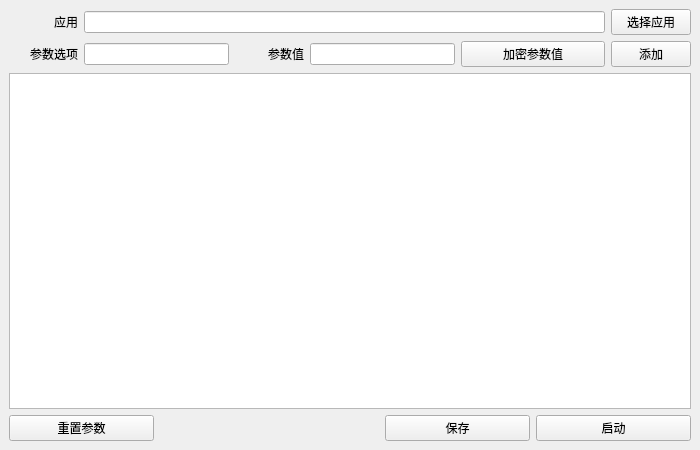
Old version of the form AppShell/mainwindow.ui in the repository 1219774571/AppShell.
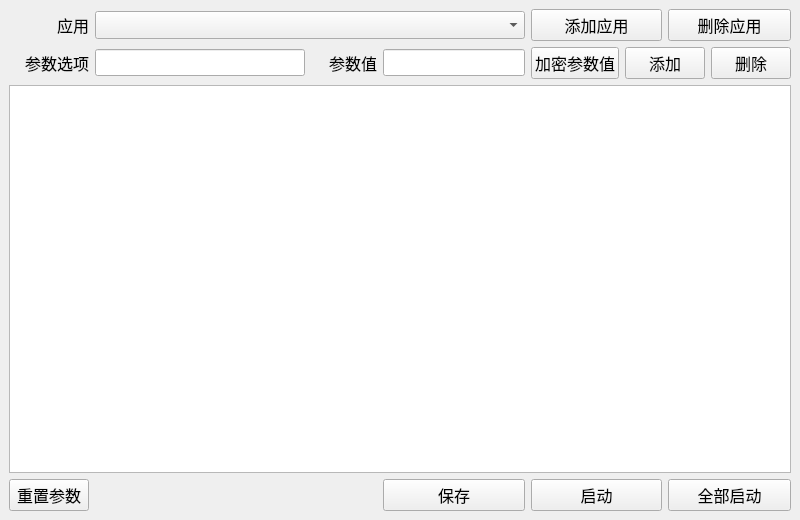
New version of the form.

Patch:
```diff
--- a/AppShell/mainwindow.ui
+++ b/AppShell/mainwindow.ui
@@ -6,10 +6,15 @@
    <rect>
     <x>0</x>
     <y>0</y>
-    <width>700</width>
-    <height>450</height>
+    <width>800</width>
+    <height>520</height>
    </rect>
   </property>
+  <property name="font">
+   <font>
+    <pointsize>13</pointsize>
+   </font>
+  </property>
   <property name="windowTitle">
    <string>AppShell</string>
   </property>
@@ -17,6 +22,11 @@
    <layout class="QGridLayout" name="gridLayout">
     <item row="0" column="0">
      <widget class="QLabel" name="AppLabel">
+      <property name="font">
+       <font>
+        <pointsize>12</pointsize>
+       </font>
+      </property>
       <property name="text">
        <string>应用</string>
       </property>
@@ -25,18 +35,25 @@
       </property>
      </widget>
     </item>
-    <item row="0" column="1" colspan="7">
-     <widget class="QLineEdit" name="AppText"/>
-    </item>
-    <item row="0" column="8">
-     <widget class="QPushButton" name="SelectApp">
+    <item row="0" column="8" colspan="2">
+     <widget class="QPushButton" name="DelApp">
+      <property name="font">
+       <font>
+        <pointsize>12</pointsize>
+       </font>
+      </property>
       <property name="text">
-       <string>选择应用</string>
+       <string>删除应用</string>
       </property>
      </widget>
     </item>
     <item row="1" column="0">
      <widget class="QLabel" name="ArgsOptionLabel">
+      <property name="font">
+       <font>
+        <pointsize>12</pointsize>
+       </font>
+      </property>
       <property name="text">
        <string>参数选项</string>
       </property>
@@ -45,11 +62,22 @@
       </property>
      </widget>
     </item>
-    <item row="1" column="1" colspan="2">
-     <widget class="QLineEdit" name="ArgsOption"/>
+    <item row="1" column="1">
+     <widget class="QLineEdit" name="ArgsOption">
+      <property name="font">
+       <font>
+        <pointsize>12</pointsize>
+       </font>
+      </property>
+     </widget>
     </item>
-    <item row="1" column="3">
+    <item row="1" column="2">
      <widget class="QLabel" name="ArgsValueLabel">
+      <property name="font">
+       <font>
+        <pointsize>12</pointsize>
+       </font>
+      </property>
       <property name="text">
        <string>参数值</string>
       </property>
@@ -58,35 +86,79 @@
       </property>
      </widget>
     </item>
-    <item row="1" column="4" colspan="2">
-     <widget class="QLineEdit" name="ArgsValue"/>
+    <item row="1" column="3" colspan="2">
+     <widget class="QLineEdit" name="ArgsValue">
+      <property name="font">
+       <font>
+        <pointsize>12</pointsize>
+       </font>
+      </property>
+     </widget>
     </item>
-    <item row="1" column="6" colspan="2">
+    <item row="1" column="5" colspan="2">
      <widget class="QPushButton" name="ArgsPassword">
+      <property name="font">
+       <font>
+        <pointsize>12</pointsize>
+       </font>
+      </property>
       <property name="text">
        <string>加密参数值</string>
       </property>
      </widget>
     </item>
-    <item row="1" column="8">
-     <widget class="QPushButton" name="ArgsAdd">
+    <item row="1" column="7" colspan="2">
+     <widget class="QPushButton" name="AddArgs">
+      <property name="font">
+       <font>
+        <pointsize>12</pointsize>
+       </font>
+      </property>
       <property name="text">
        <string>添加</string>
       </property>
      </widget>
     </item>
-    <item row="2" column="0" colspan="9">
-     <widget class="QTextEdit" name="LogOut"/>
+    <item row="1" column="9">
+     <widget class="QPushButton" name="DelArgs">
+      <property name="font">
+       <font>
+        <pointsize>12</pointsize>
+       </font>
+      </property>
+      <property name="text">
+       <string>删除</string>
+      </property>
+     </widget>
     </item>
-    <item row="3" column="0" colspan="2">
+    <item row="2" column="0" colspan="10">
+     <widget class="QTextEdit" name="LogOut">
+      <property name="font">
+       <font>
+        <pointsize>12</pointsize>
+       </font>
+      </property>
+     </widget>
+    </item>
+    <item row="3" column="0">
      <widget class="QPushButton" name="ReArgs">
+      <property name="font">
+       <font>
+        <pointsize>12</pointsize>
+       </font>
+      </property>
       <property name="text">
        <string>重置参数</string>
       </property>
      </widget>
     </item>
-    <item row="3" column="2" colspan="2">
+    <item row="3" column="1">
      <spacer name="horizontalSpacer_2">
+      <property name="font">
+       <font>
+        <pointsize>12</pointsize>
+       </font>
+      </property>
       <property name="orientation">
        <enum>Qt::Horizontal</enum>
       </property>
@@ -101,8 +173,40 @@
       </property>
      </spacer>
     </item>
-    <item row="3" column="4">
+    <item row="0" column="1" colspan="4">
+     <widget class="QComboBox" name="AppSelect"/>
+    </item>
+    <item row="0" column="5" colspan="3">
+     <widget class="QPushButton" name="AddApp">
+      <property name="font">
+       <font>
+        <pointsize>12</pointsize>
+       </font>
+      </property>
+      <property name="text">
+       <string>添加应用</string>
+      </property>
+     </widget>
+    </item>
+    <item row="3" column="8" colspan="2">
+     <widget class="QPushButton" name="AllStartUp">
+      <property name="font">
+       <font>
+        <pointsize>12</pointsize>
+       </font>
+      </property>
+      <property name="text">
+       <string>全部启动</string>
+      </property>
+     </widget>
+    </item>
+    <item row="3" column="2">
      <spacer name="horizontalSpacer">
+      <property name="font">
+       <font>
+        <pointsize>12</pointsize>
+       </font>
+      </property>
       <property name="orientation">
        <enum>Qt::Horizontal</enum>
       </property>
@@ -117,15 +221,25 @@
       </property>
      </spacer>
     </item>
-    <item row="3" column="5" colspan="2">
+    <item row="3" column="3" colspan="2">
      <widget class="QPushButton" name="Save">
+      <property name="font">
+       <font>
+        <pointsize>12</pointsize>
+       </font>
+      </property>
       <property name="text">
        <string>保存</string>
       </property>
      </widget>
     </item>
-    <item row="3" column="7" colspan="2">
+    <item row="3" column="5" colspan="3">
      <widget class="QPushButton" name="StartUp">
+      <property name="font">
+       <font>
+        <pointsize>12</pointsize>
+       </font>
+      </property>
       <property name="text">
        <string>启动</string>
       </property>
```
Left out of the diff: 4 changed lines with no effect on the pictures.
